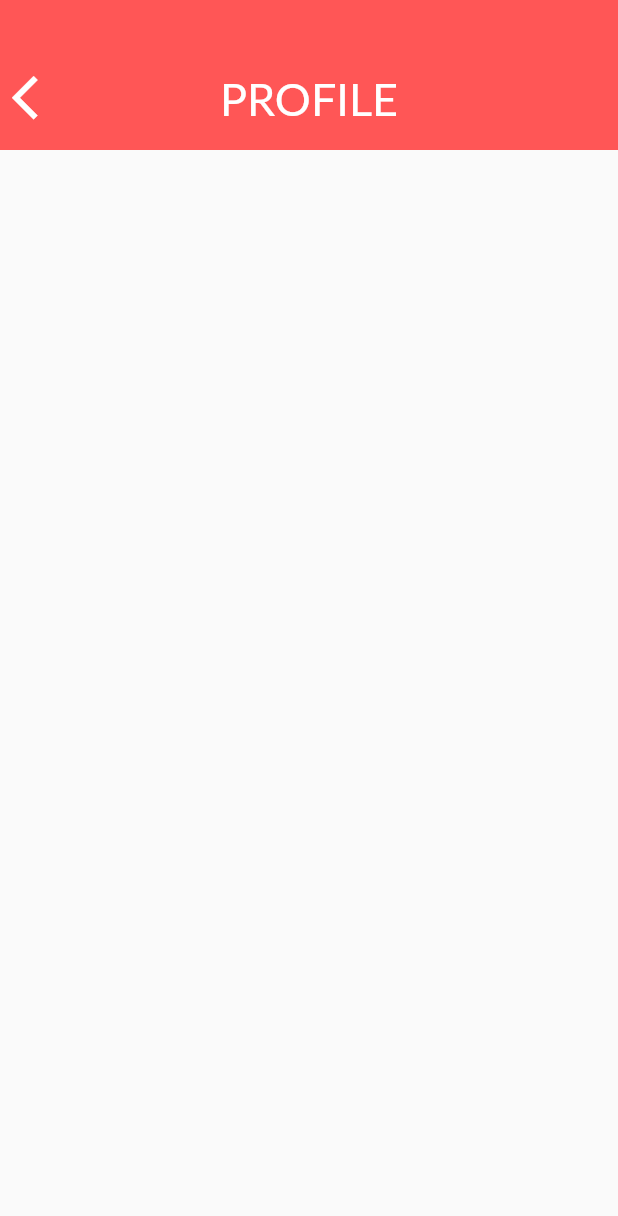
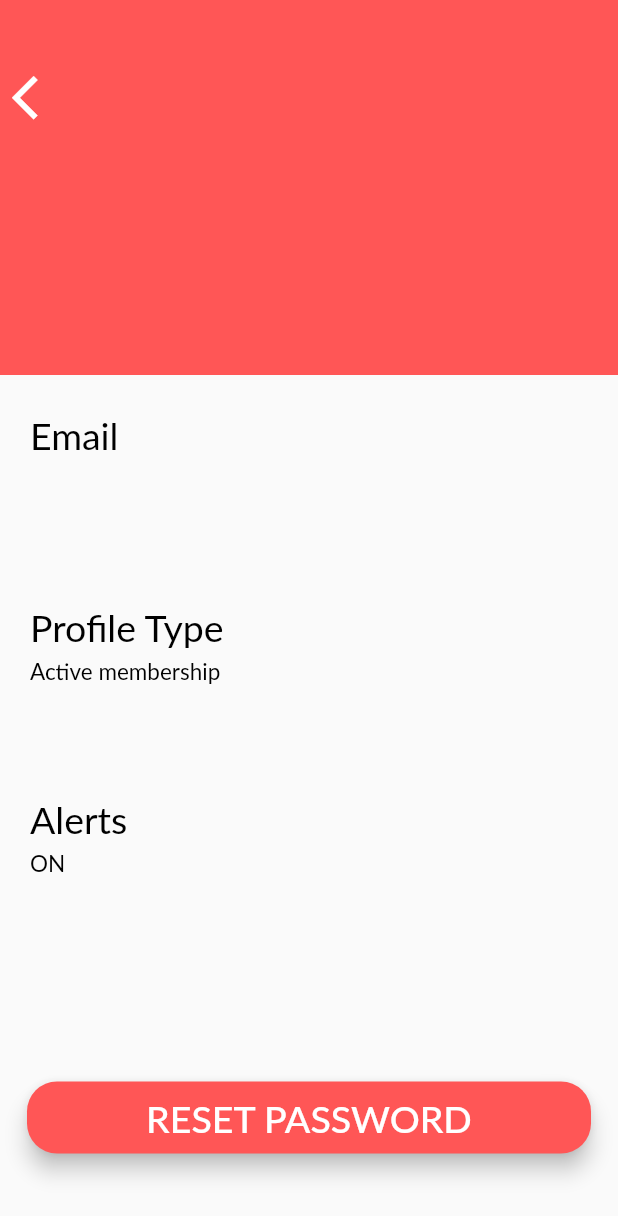
Before and after one commit to jamiesonshayna/LookToTheCook, a Flutter app: the ProfileScreen screen opened by its route, on a phone screen of 412 x 824 dp. Shown: the top 1216 px of the screen. Run offline on Flutter 3.47's test engine with Material 2 defaults, Android fonts, the phone set to English and light mode, and no system bars; our stand-ins replace connectivity, flutter_secure_storage, font_awesome_flutter, rflutter_alert; missing offline and left inert: amazon_cognito_identity_dart; accounts and stored records are empty; Roboto replaces fonts that are missing (Lato).

Commit message:
Finish basic scaffolding for profile screen

```diff
--- a/look_to_the_cook/lib/main.dart
+++ b/look_to_the_cook/lib/main.dart
@@ -42,7 +42,8 @@ class LookToTheCookApp extends StatelessWidget {
         LoginScreen.id: (context) => LoginScreen(),
         HomeScreen.id: (context) =>HomeScreen(),
         SettingsScreen.id: (context) => SettingsScreen(),
-        ProfileScreen.id: (context) => ProfileScreen(),
+        ProfileScreen.id: (context) => ProfileScreen(
+            userName: '', userEmail: '', userPassword: ''),
         HowToUseScreen.id: (context) => HowToUseScreen(),
         AboutUsScreen.id: (context) => AboutUsScreen(),
         UserInvScreen.id: (context) => UserInvScreen(),
--- a/look_to_the_cook/lib/views/about_us_screen.dart
+++ b/look_to_the_cook/lib/views/about_us_screen.dart
@@ -129,10 +129,10 @@ class AboutUsScreen extends StatelessWidget {
                       ),
                     ]),
                 Padding(
-                  padding: const EdgeInsets.only( left: 25.0, top: 5.0, right: 25.0, bottom: 100.0),
+                  padding: const EdgeInsets.only( left: 25.0, top: 5.0, right: 25.0, bottom: 75.0),
                   child: NormalText(
                     text: "Software developer embarking into the tech industry "
-                        "to make a difference in lives.Software developer embarking into the tech industry ",
+                        "to make a difference in lives. Software developer embarking into the tech industry ",
                     textSize: 16,
                     textColor : Colors.black,
                   ),
--- a/look_to_the_cook/lib/views/how_to_use_screen.dart
+++ b/look_to_the_cook/lib/views/how_to_use_screen.dart
@@ -63,7 +63,7 @@ class HowToUseScreen extends StatelessWidget {
             Column(
               children: <Widget>[
               Padding(
-                padding: const EdgeInsets.only(left: 10.0, right: 10.0, top: 30.0),
+                padding: const EdgeInsets.only(left: 10.0, right: 10.0, top: 25.0),
                 child: Column(
                   children: <Widget>[
                     NormalText(text: 'Look To The Cook is the premier pantry tracking app, thanks for'
--- a/look_to_the_cook/lib/views/landing_screen.dart
+++ b/look_to_the_cook/lib/views/landing_screen.dart
@@ -66,6 +66,9 @@ class LandingScreen extends StatelessWidget {
           ),
           Padding(
             padding: const EdgeInsets.only(left: 18.0, right: 18.0, bottom: 50.0, top: 10.0),
+            child: Row(
+              children: <Widget>[
+                Expanded(
                   child: RoundedButton(
                     title: 'REGISTER',
                     buttonColor: kRedButtonColor,
@@ -79,6 +82,9 @@ class LandingScreen extends StatelessWidget {
               ],
             ),
           ),
+        ],
+        ),
+      ),
     );
   }
 }
--- a/look_to_the_cook/lib/views/profile_screen.dart
+++ b/look_to_the_cook/lib/views/profile_screen.dart
@@ -2,24 +2,34 @@ import 'package:flutter/material.dart';
 
 // TEMPLATE COMPONENTS:
 import 'package:look_to_the_cook/templates/app_bar_component.dart';
+import 'package:look_to_the_cook/templates/normal_text.dart';
+import 'package:look_to_the_cook/templates/constants.dart';
+import 'package:look_to_the_cook/templates/rounded_button.dart';
 
 /*
 Authors: Shayna Jamieson, Rob Wood
 Date Created: 01/30/2020
-Last Modified: 02/04/2020
+Last Modified: 02/27/2020
 File Name: profile_screen.dart
-Version: 2.0
+Version: 3.0
 Description: The purpose of this file is to build and render the user profile screen.
-This screen will display the user profile information such as username, email, and
-any set preferences. On this screen the user will be able to choose to reset a password, or
+This screen will display the user profile information such as username, email, and any
+set preferences. On this screen the user will be able to choose to reset a password, or
 cancel/delete their account.
  */
 
-// TODO: Setup password reset/cancellation as well as grab user data (remote).
+// TODO: Setup reroute the user to the reset password page
 
 
 class ProfileScreen extends StatelessWidget {
   static const String id = 'profile_screen';
+
+  // properties to be displayed
+  final String userName;
+  final String userEmail;
+  final String userPassword;
+
+  ProfileScreen({@required this.userName, @required this.userEmail, @required this.userPassword});
 
   @override
   Widget build(BuildContext context) {
@@ -27,7 +37,7 @@ class ProfileScreen extends StatelessWidget {
       appBar: PreferredSize(
         preferredSize: Size.fromHeight(125.0),
         child: AppBarComponent(
-          title: 'PROFILE',
+          title: '',
           leftIcon: Icon(Icons.arrow_back_ios),
           invisibleRightIcon: true,
           leftOnPressed: () {
@@ -35,6 +45,115 @@ class ProfileScreen extends StatelessWidget {
           },
         ),
       ),
+      body: Column(
+        children: <Widget>[
+          Container(
+            color: kRedButtonColor,
+            height: 150.0,
+            child: Column(
+              children: <Widget>[
+                Padding(
+                  padding: const EdgeInsets.only(top: 25.0),
+                  child: NormalText(
+                    text: userName,
+                    textSize: 35.0,
+                  ),
+                )
+              ],
+            ),
+          ),
+          Row(
+            children: <Widget>[
+              Padding(
+                padding: const EdgeInsets.only(top: 25.0, left: 20.0, right: 20.0),
+                child: NormalText(
+                  text: 'Email',
+                  textColor: Colors.black,
+                  textSize: 25.0,
+                ),
+              ),
+            ],
+          ),
+          Row(
+            children: <Widget>[
+              Padding(
+                padding: const EdgeInsets.only(top: 5.0, left: 20.0, right: 20.0, bottom: 50.0),
+                child: NormalText(
+                  text: userEmail,
+                  textColor: Colors.black,
+                  textSize: 15.0,
+                ),
+              ),
+            ],
+          ),
+          Row(
+            children: <Widget>[
+              Padding(
+                padding: const EdgeInsets.only(top: 25.0, left: 20.0, right: 20.0),
+                child: NormalText(
+                  text: 'Profile Type',
+                  textColor: Colors.black,
+                  textSize: 25.0,
+                ),
+              ),
+            ],
+          ),
+          Row(
+            children: <Widget>[
+              Padding(
+                padding: const EdgeInsets.only(top: 5.0, left: 20.0, right: 20.0, bottom: 50.0),
+                child: NormalText(
+                  text: 'Active membership',
+                  textColor: Colors.black,
+                  textSize: 15.0,
+                ),
+              ),
+            ],
+          ),
+          Row(
+            children: <Widget>[
+              Padding(
+                padding: const EdgeInsets.only(top: 25.0, left: 20.0, right: 20.0),
+                child: NormalText(
+                  text: 'Alerts',
+                  textColor: Colors.black,
+                  textSize: 25.0,
+                ),
+              ),
+            ],
+          ),
+          Row(
+            children: <Widget>[
+              Padding(
+                padding: const EdgeInsets.only(top: 5.0, left: 20.0, right: 20.0, bottom: 50.0),
+                child: NormalText(
+                  text: 'ON',
+                  textColor: Colors.black,
+                  textSize: 15.0,
+                ),
+              ),
+            ],
+          ),
+          Expanded(child: SizedBox()),
+          Padding(
+            padding: const EdgeInsets.only(left: 18.0, right: 18.0, bottom: 50.0),
+            child: Row(
+              children: <Widget>[
+                Expanded(
+                  child: RoundedButton(
+                    title: 'RESET PASSWORD',
+                    buttonTextColor: Colors.white,
+                    buttonColor: kRedButtonColor,
+                    onPressed: () {
+                      // navigate to reset password screen ?
+                    },
+                  ),
+                ),
+              ],
+            ),
+          )
+        ],
+      ),
     );
   }
 }
--- a/look_to_the_cook/lib/views/settings_screen.dart
+++ b/look_to_the_cook/lib/views/settings_screen.dart
@@ -1,5 +1,6 @@
 import 'package:flutter/material.dart';
 import 'package:look_to_the_cook/classes/login_logout_class.dart';
+import 'package:look_to_the_cook/classes/secure_storage_class.dart';
 
 // TEMPLATE COMPONENTS:
 import 'package:look_to_the_cook/templates/app_bar_component.dart';
@@ -51,9 +52,24 @@ class SettingsScreen extends StatelessWidget {
                 Padding(
                   padding: const EdgeInsets.only(right: 10.0),
                   child: UserSettingsRowListener(
-                    onTap: () {
+                    onTap: () async {
+                      // get user properties to pass to profile screen
+                      SecureStorage storage = new SecureStorage();
+                      String userName = await storage.readFromStorage('name');
+                      String userEmail = await storage.readFromStorage('email');
+                      String userPassword = await storage.readFromStorage('password');
+
                       // take user to their profile screen
-                      Navigator.pushNamed(context, ProfileScreen.id);
+                      Navigator.push(
+                        context,
+                        MaterialPageRoute(
+                          builder: (context) => ProfileScreen(
+                            userName: userName,
+                            userEmail: userEmail,
+                            userPassword: userPassword,
+                          )
+                        )
+                      );
                     },
                     textSize: textSize,
                     iconSize: iconSize,
```
Lines whose indentation alone changed are shown as unchanged.
